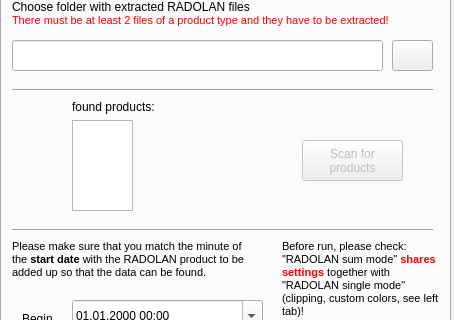
Qt form dock_widget.ui (Weathermann/radolan2map) before a commit; both pictures show x 0 to 454 and y 116 to 436 of the 454 by 573 pixel window.
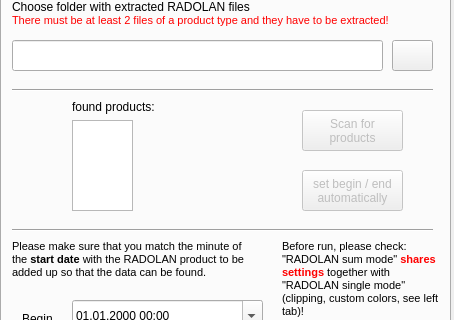
The same form after that commit. Icons and pictures are not drawn.

Commit message: easy setting date range

Diff of the .ui file:
```diff
--- a/dock_widget.ui
+++ b/dock_widget.ui
@@ -543,7 +543,7 @@
       <property name="geometry">
        <rect>
         <x>300</x>
-        <y>230</y>
+        <y>200</y>
         <width>101</width>
         <height>41</height>
        </rect>
@@ -675,6 +675,37 @@
        <bool>true</bool>
       </property>
      </widget>
+     <widget class="QPushButton" name="btn_set_datetime">
+      <property name="enabled">
+       <bool>false</bool>
+      </property>
+      <property name="geometry">
+       <rect>
+        <x>300</x>
+        <y>260</y>
+        <width>101</width>
+        <height>41</height>
+       </rect>
+      </property>
+      <property name="font">
+       <font>
+        <pointsize>9</pointsize>
+       </font>
+      </property>
+      <property name="toolTip">
+       <string/>
+      </property>
+      <property name="text">
+       <string>set begin / end
+automatically</string>
+      </property>
+      <property name="iconSize">
+       <size>
+        <width>32</width>
+        <height>32</height>
+       </size>
+      </property>
+     </widget>
     </widget>
     <widget class="QWidget" name="tab_regnie">
      <attribute name="icon">
```
The commit also changes 1 other file.
